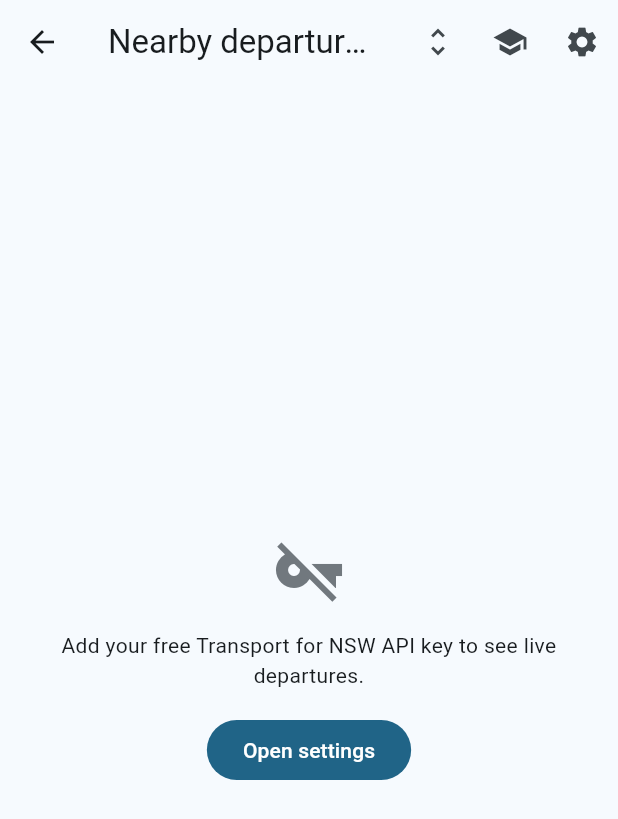
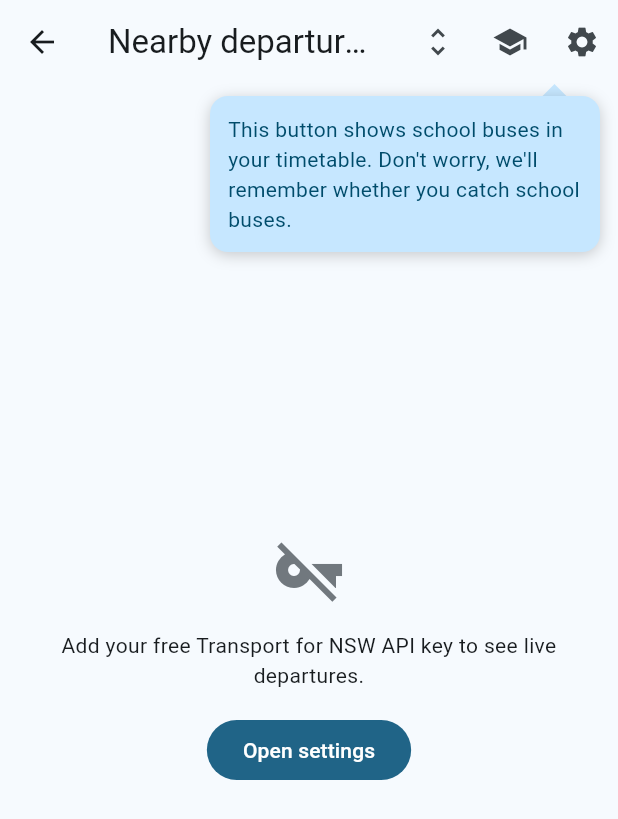
Before and after one commit to SupaM1/NSW-Transit, a Flutter app: the NearbyScreen screen opened directly, on a phone screen of 412 x 824 dp. Shown: the top 819 px of the screen. Run offline on Flutter 3.47's test engine with Material 3 defaults, Android fonts, the phone set to English and light mode, and no system bars; our stand-ins replace geolocator, material_ui, shared_preferences; accounts and stored records are empty.

Commit message:
Flip school bus toggle logic; add first-time explainer bubble
Off (default) now hides school buses entirely instead of showing only
school buses; on shows everything, for students who want both without
re-toggling each time. Choice is remembered in local preferences.

Also adds a one-time speech-bubble pointing at the icon explaining
what it does, shown once on first launch and never again afterwards.

```diff
--- a/lib/screens/nearby_screen.dart
+++ b/lib/screens/nearby_screen.dart
@@ -58,7 +58,7 @@ class _NearbyScreenState extends State<NearbyScreen> with WidgetsBindingObserver
   String? _error;
   bool _needsApiKey = false;
   List<_StopResult> _results = [];
-  bool _schoolBusOnly = false;
+  bool _includeSchoolBuses = false;
   DateTime? _lastUpdated;
 
   TfNswClient? _client;
@@ -72,6 +72,9 @@ class _NearbyScreenState extends State<NearbyScreen> with WidgetsBindingObserver
   // list (e.g. a momentary empty response) and reappears later.
   final Set<String> _collapsedStopIds = {};
   final Map<String, ExpansibleController> _tileControllers = {};
+
+  final _schoolBusIconKey = GlobalKey();
+  OverlayEntry? _schoolBusTipEntry;
 
   ExpansibleController _controllerFor(String stopId) {
     return _tileControllers.putIfAbsent(stopId, () => ExpansibleController());
@@ -88,6 +91,10 @@ class _NearbyScreenState extends State<NearbyScreen> with WidgetsBindingObserver
   void initState() {
     super.initState();
     WidgetsBinding.instance.addObserver(this);
+    _settings.getIncludeSchoolBuses().then((value) {
+      if (mounted) setState(() => _includeSchoolBuses = value);
+    });
+    _maybeShowSchoolBusTip();
     _load();
   }
 
@@ -96,7 +103,60 @@ class _NearbyScreenState extends State<NearbyScreen> with WidgetsBindingObserver
     WidgetsBinding.instance.removeObserver(this);
     _tickTimer?.cancel();
     _refreshTimer?.cancel();
+    _schoolBusTipEntry?.remove();
     super.dispose();
+  }
+
+  /// Shows a one-time explainer bubble pointing at the school bus button,
+  /// the first time the screen opens after this feature was added. Never
+  /// shown again once dismissed.
+  void _maybeShowSchoolBusTip() async {
+    final hasSeen = await _settings.getHasSeenSchoolBusTip();
+    if (hasSeen || !mounted) return;
+
+    WidgetsBinding.instance.addPostFrameCallback((_) {
+      if (!mounted) return;
+      final renderBox = _schoolBusIconKey.currentContext?.findRenderObject() as RenderBox?;
+      if (renderBox == null) return;
+
+      final iconPosition = renderBox.localToGlobal(Offset.zero);
+      final iconSize = renderBox.size;
+      final screenWidth = MediaQuery.of(context).size.width;
+
+      const bubbleWidth = 260.0;
+      final arrowCenterX = iconPosition.dx + iconSize.width / 2;
+      final bubbleLeft = (arrowCenterX - bubbleWidth / 2).clamp(12.0, screenWidth - bubbleWidth - 12.0);
+      final arrowLeftOffset = (arrowCenterX - bubbleLeft - 8).clamp(12.0, bubbleWidth - 28.0);
+
+      void dismiss() {
+        _schoolBusTipEntry?.remove();
+        _schoolBusTipEntry = null;
+        _settings.setHasSeenSchoolBusTip(true);
+      }
+
+      final entry = OverlayEntry(
+        builder: (context) => Stack(
+          children: [
+            Positioned.fill(
+              child: GestureDetector(behavior: HitTestBehavior.translucent, onTap: dismiss),
+            ),
+            Positioned(
+              top: iconPosition.dy + iconSize.height + 4,
+              left: bubbleLeft,
+              width: bubbleWidth,
+              child: _SpeechBubble(
+                message:
+                "This button shows school buses in your timetable. Don't worry, we'll remember whether you catch school buses.",
+                arrowLeftOffset: arrowLeftOffset,
+                onDismiss: dismiss,
+              ),
+            ),
+          ],
+        ),
+      );
+      _schoolBusTipEntry = entry;
+      Overlay.of(context).insert(entry);
+    });
   }
 
   @override
@@ -259,9 +319,14 @@ class _NearbyScreenState extends State<NearbyScreen> with WidgetsBindingObserver
             onPressed: _expandAll,
           ),
           IconButton(
-            tooltip: _schoolBusOnly ? 'Show all modes' : 'School buses only',
-            icon: Icon(Icons.school, color: _schoolBusOnly ? Theme.of(context).colorScheme.primary : null),
-            onPressed: () => setState(() => _schoolBusOnly = !_schoolBusOnly),
+            key: _schoolBusIconKey,
+            tooltip: _includeSchoolBuses ? 'Hide school buses' : 'Show school buses too',
+            icon: Icon(Icons.school, color: _includeSchoolBuses ? Theme.of(context).colorScheme.primary : null),
+            onPressed: () {
+              final value = !_includeSchoolBuses;
+              setState(() => _includeSchoolBuses = value);
+              _settings.setIncludeSchoolBuses(value);
+            },
           ),
           IconButton(
             tooltip: 'Settings',
@@ -297,23 +362,23 @@ class _NearbyScreenState extends State<NearbyScreen> with WidgetsBindingObserver
       );
     }
 
-    final visibleResults = _schoolBusOnly
+    final visibleResults = _includeSchoolBuses
         ? _results
+        : _results
         .map((r) => _StopResult(
       stop: r.stop,
-      departures: r.departures.where((d) => d.mode == TransportMode.schoolBus).toList(),
+      departures: r.departures.where((d) => d.mode != TransportMode.schoolBus).toList(),
       error: r.error,
     ))
         .where((r) => r.departures.isNotEmpty)
-        .toList()
-        : _results;
+        .toList();
 
     if (visibleResults.isEmpty) {
       return _CenteredMessage(
-        icon: _schoolBusOnly ? Icons.school : Icons.location_searching,
-        message: _schoolBusOnly
-            ? 'No school bus services found at nearby stops right now.'
-            : 'No upcoming departures found at stops near you.',
+        icon: _includeSchoolBuses ? Icons.location_searching : Icons.school,
+        message: _includeSchoolBuses
+            ? 'No upcoming departures found at stops near you.'
+            : 'No regular services found at stops near you right now — there may be school buses nearby (tap the school icon above to include them).',
         actionLabel: 'Refresh',
         onAction: _load,
       );
@@ -440,6 +505,69 @@ class _DepartureRow extends StatelessWidget {
     );
   }
 }
+class _SpeechBubble extends StatelessWidget {
+  final String message;
+  final double arrowLeftOffset;
+  final VoidCallback onDismiss;
+
+  const _SpeechBubble({
+    required this.message,
+    required this.arrowLeftOffset,
+    required this.onDismiss,
+  });
+
+  @override
+  Widget build(BuildContext context) {
+    final theme = Theme.of(context);
+    return Material(
+      color: Colors.transparent,
+      child: GestureDetector(
+        onTap: onDismiss,
+        child: Column(
+          crossAxisAlignment: CrossAxisAlignment.start,
+          children: [
+            Padding(
+              padding: EdgeInsets.only(left: arrowLeftOffset),
+              child: CustomPaint(
+                size: const Size(16, 8),
+                painter: _TrianglePainter(color: theme.colorScheme.primaryContainer),
+              ),
+            ),
+            Container(
+              padding: const EdgeInsets.all(12),
+              decoration: BoxDecoration(
+                color: theme.colorScheme.primaryContainer,
+                borderRadius: BorderRadius.circular(12),
+                boxShadow: [
+                  BoxShadow(color: Colors.black.withValues(alpha: 0.2), blurRadius: 8, offset: const Offset(0, 2)),
+                ],
+              ),
+              child: Text(message, style: TextStyle(color: theme.colorScheme.onPrimaryContainer)),
+            ),
+          ],
+        ),
+      ),
+    );
+  }
+}
+
+class _TrianglePainter extends CustomPainter {
+  final Color color;
+  const _TrianglePainter({required this.color});
+
+  @override
+  void paint(Canvas canvas, Size size) {
+    final path = Path()
+      ..moveTo(size.width / 2, 0)
+      ..lineTo(size.width, size.height)
+      ..lineTo(0, size.height)
+      ..close();
+    canvas.drawPath(path, Paint()..color = color);
+  }
+
+  @override
+  bool shouldRepaint(covariant _TrianglePainter oldDelegate) => oldDelegate.color != color;
+}
 
 class _CenteredMessage extends StatelessWidget {
   final IconData icon;
```
Also changed, not shown: lib/core/settings_store.dart (+27 -0 lines).
